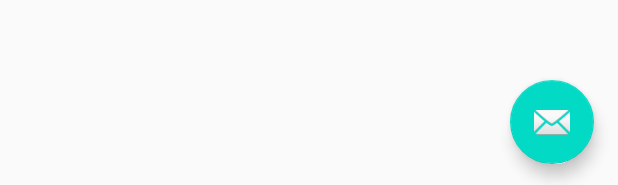
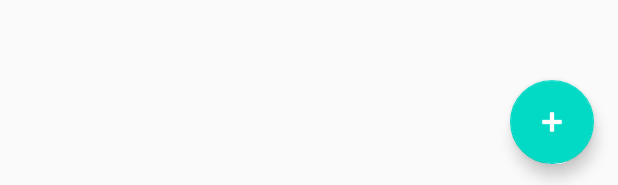
Before and after one commit to KoningSanderPander/Level3Task2, an Android app: the layout activity_main.xml on its own in the app's theme, with its tools: preview values and no code run, on a phone screen of 412 x 824 dp. Shown: the part 1048-1233 px from the top of the screen. Run offline under Robolectric (Android 15) with nearby library versions, the phone set to English and light mode, and no system bars.

Commit message:
Changed the fab to a "+"

```diff
--- a/app/src/main/res/layout/activity_main.xml
+++ b/app/src/main/res/layout/activity_main.xml
@@ -28,6 +28,7 @@
         android:layout_height="wrap_content"
         android:layout_gravity="bottom|end"
         android:layout_margin="@dimen/fab_margin"
-        app:srcCompat="@android:drawable/ic_dialog_email" />
+        android:tint="@android:color/white"
+        app:srcCompat="@android:drawable/ic_input_add" />
 
 </androidx.coordinatorlayout.widget.CoordinatorLayout>
```
Also changed, not shown: app/src/main/java/nl/svdoetelaar/level3task2/OverviewFragment.kt (+4 -4 lines).
